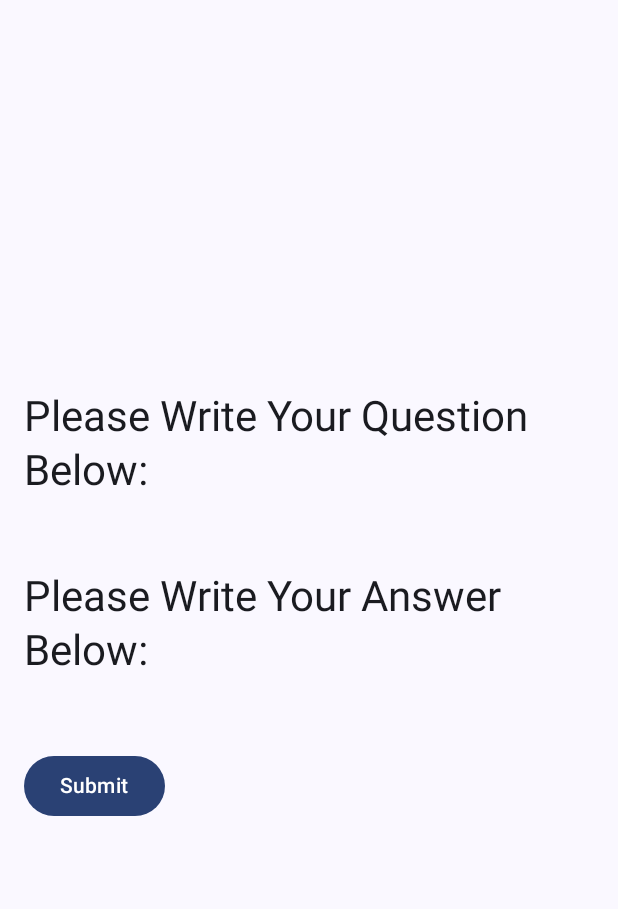
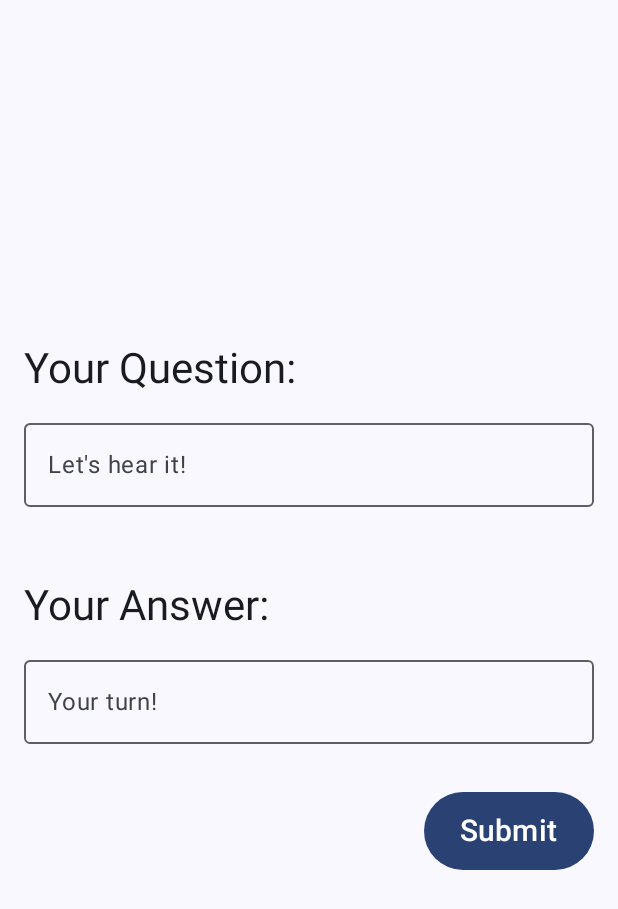
Before and after one commit to danica-grey/QOTD, an Android app built with Jetpack Compose: the composable QuestionAnswerScreen shown on its own in the app's theme, after a tap on "Add Question", on a phone screen of 412 x 824 dp. Shown: the top 909 px of the screen. Run offline under Robolectric (Android 15) with nearby library versions, the phone set to English and light mode, and no system bars; our stand-ins replace Firebase (no records; nobody signed in at launch, a user with empty details on screens opened directly).

Commit message:
type box on replace question screen visible w/o clicking first, various gui improvements

```diff
--- a/app/src/main/java/com/example/qotd/MainActivity.kt
+++ b/app/src/main/java/com/example/qotd/MainActivity.kt
@@ -105,7 +105,7 @@ fun QuestionAnswerScreen(scope: CoroutineScope, snackbarHostState: SnackbarHostS
     var question by remember { mutableStateOf("Loading question...") }
     var userAnswer by remember { mutableStateOf("") }
     var lastSubmittedAnswer by remember { mutableStateOf("") }
-    var message by remember { mutableStateOf("") } // Define message here
+    var message by remember { mutableStateOf("") }
     val context = LocalContext.current
 
     var seenQuestions by remember { mutableStateOf(emptyList<String>()) }  // Track seen questions
@@ -139,7 +139,12 @@ fun QuestionAnswerScreen(scope: CoroutineScope, snackbarHostState: SnackbarHostS
         verticalArrangement = Arrangement.Center,
         horizontalAlignment = Alignment.CenterHorizontally
     ) {
-        Text(text = question, style = MaterialTheme.typography.headlineMedium)
+        // align question text to left
+        Text(
+            text = question,
+            style = MaterialTheme.typography.headlineMedium,
+            modifier = Modifier.fillMaxWidth().align(Alignment.Start) // align to L
+        )
 
         Spacer(modifier = Modifier.height(16.dp))
 
@@ -150,7 +155,7 @@ fun QuestionAnswerScreen(scope: CoroutineScope, snackbarHostState: SnackbarHostS
             modifier = Modifier.fillMaxWidth()
         )
 
-        Spacer(modifier = Modifier.height(16.dp))
+        Spacer(modifier = Modifier.height(32.dp))
 
         // Row for aligning the Submit button to the right
         Row(
@@ -176,9 +181,9 @@ fun QuestionAnswerScreen(scope: CoroutineScope, snackbarHostState: SnackbarHostS
                     }
                 },
                 modifier = Modifier
-                    .height(50.dp) // Increase button height
+                    .height(52.dp) // Increase button height
             ) {
-                Text("Submit", fontSize = 18.sp) // Increase font size
+                Text("Submit", fontSize = 20.sp) // Increase font size
             }
         }
 
@@ -238,7 +243,7 @@ fun QuestionAnswerScreen(scope: CoroutineScope, snackbarHostState: SnackbarHostS
             Icon(
                 imageVector = Icons.Filled.Add, // Plus sign icon
                 contentDescription = "Add Question",
-                modifier = Modifier.size(32.dp), // Increase size of the plus
+                modifier = Modifier.size(36.dp), // Increase size of the plus
                 tint = MaterialTheme.colorScheme.onPrimary
             )
         }
--- a/app/src/main/java/com/example/qotd/ReplaceQuestionActivity.kt
+++ b/app/src/main/java/com/example/qotd/ReplaceQuestionActivity.kt
@@ -10,6 +10,7 @@ import androidx.compose.material3.*
 import androidx.compose.runtime.*
 import androidx.compose.ui.Modifier
 import androidx.compose.ui.unit.dp
+import androidx.compose.ui.unit.sp
 import com.example.qotd.ui.theme.QOTDTheme
 
 class ReplaceQuestionActivity : ComponentActivity() {
@@ -29,13 +30,12 @@ class ReplaceQuestionActivity : ComponentActivity() {
 
 @Composable
 fun ReplaceQuestionAnswerScreen(modifier: Modifier = Modifier) {
-    val userQuestionPrompt = "Please Write Your Question Below:"
-    var userQuestion by remember { mutableStateOf ("") }
-    val userAnswerPrompt = "Please Write Your Answer Below:"
+    val userQuestionPrompt = "Your Question:"
+    var userQuestion by remember { mutableStateOf("") }
+    val userAnswerPrompt = "Your Answer:"
     var userAnswer by remember { mutableStateOf("") }
     var message by remember { mutableStateOf("") }
-
-
+    var isSubmitted by remember { mutableStateOf(false) } // Track if the form has been submitted
 
     Column(
         modifier = modifier
@@ -45,35 +45,51 @@ fun ReplaceQuestionAnswerScreen(modifier: Modifier = Modifier) {
     ) {
         Text(text = userQuestionPrompt, style = MaterialTheme.typography.headlineMedium)
 
-        Spacer(modifier = Modifier.height(16.dp))
+        Spacer(modifier = Modifier.height(10.dp))
 
-        BasicTextField(
+        OutlinedTextField(
             value = userQuestion,
             onValueChange = { userQuestion = it },
-            modifier = Modifier.fillMaxWidth()
+            label = { Text("Let's hear it!") },
+            modifier = Modifier.fillMaxWidth(),
+            isError = isSubmitted && userQuestion.isBlank(), // Show error if submitted and blank
+            singleLine = true
         )
 
-        Spacer(modifier = Modifier.height(16.dp))
+        Spacer(modifier = Modifier.height(48.dp))
 
         Text(text = userAnswerPrompt, style = MaterialTheme.typography.headlineMedium)
 
-        Spacer(modifier = Modifier.height(16.dp))
+        Spacer(modifier = Modifier.height(10.dp))
 
-        BasicTextField(
+        OutlinedTextField(
             value = userAnswer,
             onValueChange = { userAnswer = it },
-            modifier = Modifier.fillMaxWidth()
+            label = { Text("Your turn!") },
+            modifier = Modifier.fillMaxWidth(),
+            isError = isSubmitted && userAnswer.isBlank(), // Show error if submitted and blank
+            singleLine = true
         )
 
-        Spacer(modifier = Modifier.height(16.dp))
+        Spacer(modifier = Modifier.height(32.dp))
 
-        Button(onClick = {
-            submitQuestionPlusAnswer(userQuestion, userAnswer) { status ->
-                message = status
-                userAnswer = ""
+        Row(
+            modifier = Modifier.fillMaxWidth(),
+            horizontalArrangement = Arrangement.End
+        ) {
+            Button(
+                onClick = {
+                    isSubmitted = true // Set flag to true when submitting
+                    submitQuestionPlusAnswer(userQuestion, userAnswer) { status ->
+                        message = status
+                        userAnswer = ""
+                    }
+                },
+                modifier = Modifier
+                    .height(52.dp)
+            ) {
+                Text("Submit", fontSize = 20.sp)
             }
-        }) {
-            Text("Submit")
         }
 
         Spacer(modifier = Modifier.height(16.dp))
@@ -88,8 +104,7 @@ fun submitQuestionPlusAnswer(userQuestion: String, userAnswer: String, callback:
     if (userAnswer.isBlank() || userQuestion.isBlank()) {
         callback("Please write both your question and answer before clicking.")
         return
-    }
-    else {
+    } else {
         callback("Submission successful!")
         return
     }
```
